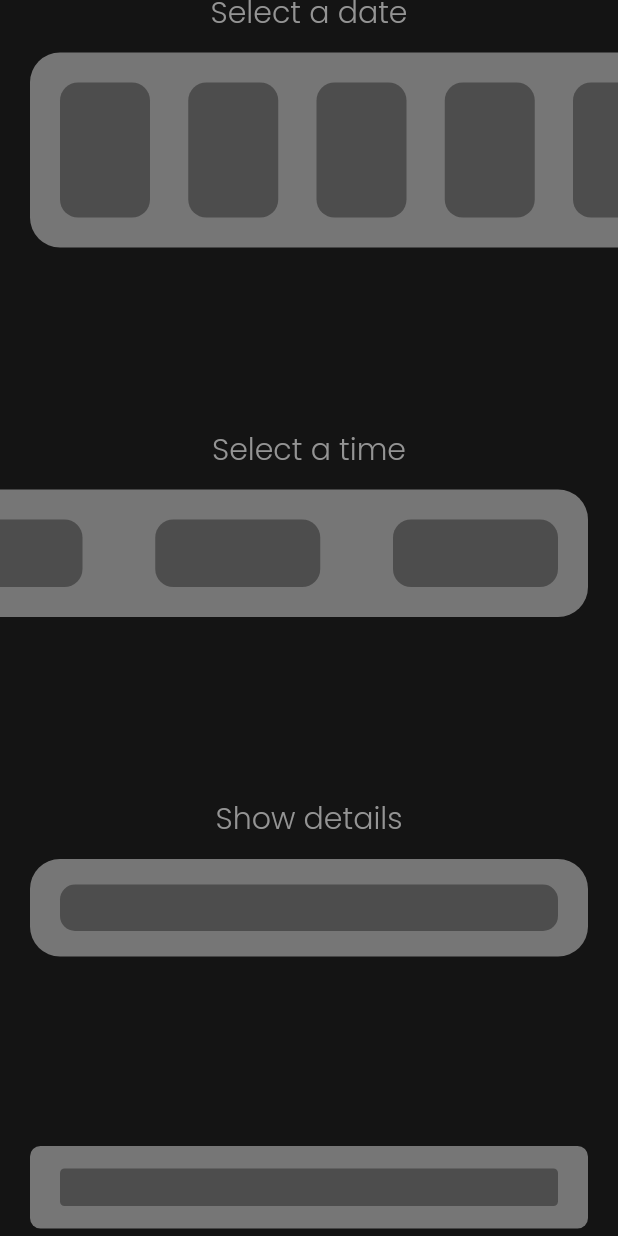
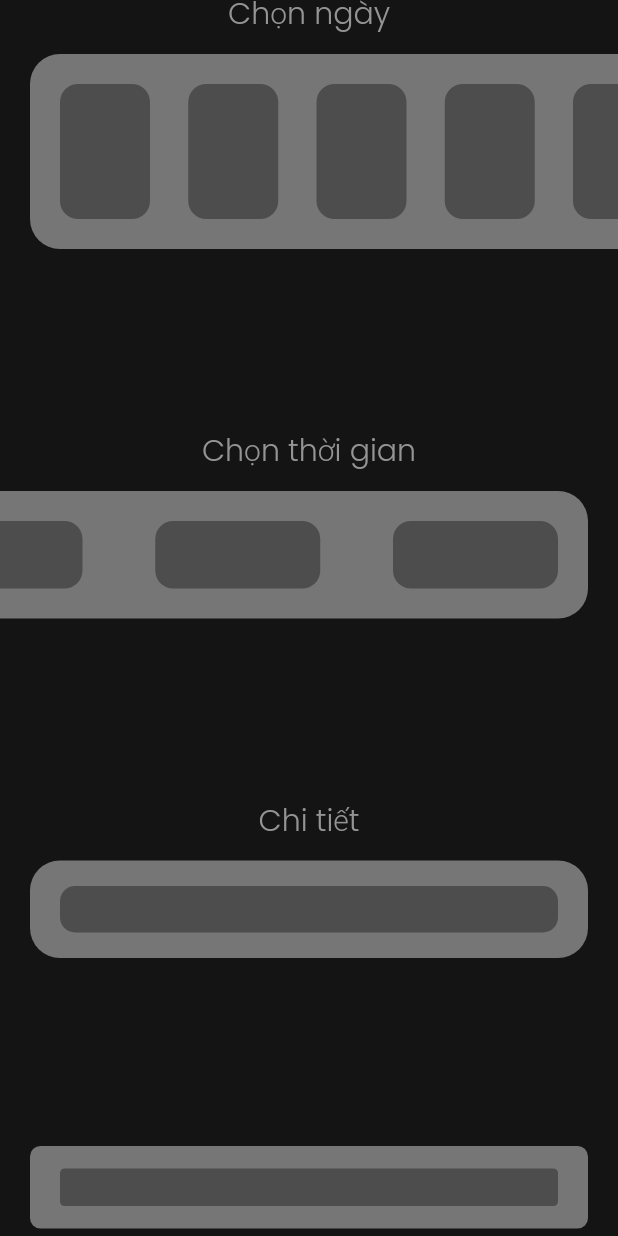
Before and after one commit to tranphuc269/movie_ticket_app, a Flutter app: the ShowsSkeletonLoader widget shown alone on an empty page, opened directly, on a phone screen of 412 x 824 dp. Run offline on Flutter 3.47's test engine with Material 2 defaults, Android fonts, the phone set to English and light mode, and no system bars; our stand-ins replace better_player, cached_network_image, carousel_slider, clock, dio, flutter_hooks and 8 more; accounts and stored records are empty; generated files the repository leaves out were written again; network calls fail.

Commit message:
add login

````diff
--- a/lib/services/networking/api_endpoint.dart
+++ b/lib/services/networking/api_endpoint.dart
@@ -20,7 +20,7 @@ class ApiEndpoint {
   /// ```
   static const baseUrl = String.fromEnvironment(
     'BASE_URL',
-    defaultValue: 'localhost:3000/api/v1',
+    defaultValue: 'https://182e-2402-800-61b1-2e57-7531-678d-8a22-9fd6.ap.ngrok.io/api/v1',
   );
 
   /// Returns the path for an authentication [endpoint].
--- a/lib/services/repositories/auth_repository.dart
+++ b/lib/services/repositories/auth_repository.dart
@@ -37,6 +37,7 @@ class AuthRepository {
       data: data,
       requiresAuthToken: false,
       converter: (response) {
+        print('response : ${response}');
         updateTokenCallback(response['body']['token'] as String);
         data['user_id'] = response['body']['user_id'];
         return UserModel.fromJson(data);
--- a/lib/views/screens/shows_screen.dart
+++ b/lib/views/screens/shows_screen.dart
@@ -84,7 +84,7 @@ class ShowsScreen extends HookConsumerWidget {
                     children: [
                       //Date Title
                       Text(
-                        'Select a date',
+                        'Chọn ngày',
                         style: context.headline5.copyWith(
                           height: 1,
                           color: Constants.textGreyColor,
@@ -113,7 +113,7 @@ class ShowsScreen extends HookConsumerWidget {
 
                       //Time Title
                       Text(
-                        'Select a time',
+                        'Chọn thời gian',
                         style: context.headline5.copyWith(
                           height: 1,
                           color: Constants.textGreyColor,
@@ -142,7 +142,7 @@ class ShowsScreen extends HookConsumerWidget {
 
                       //Seats details title
                       Text(
-                        'Show details',
+                        'Chi tiết',
                         style: context.headline5.copyWith(
                           height: 1,
                           color: Constants.textGreyColor,
@@ -173,7 +173,7 @@ class ShowsScreen extends HookConsumerWidget {
                               gradient: Constants.buttonGradientOrange,
                               child: const Center(
                                 child: Text(
-                                  'CONTINUE',
+                                  'Tiếp tục',
                                   style: TextStyle(
                                     color: Colors.white,
                                     fontSize: 15,
--- a/lib/views/skeletons/shows_skeleton_loader.dart
+++ b/lib/views/skeletons/shows_skeleton_loader.dart
@@ -18,7 +18,7 @@ class ShowsSkeletonLoader extends StatelessWidget {
       children: [
         //Date Title
         Text(
-          'Select a date',
+          'Chọn ngày',
           style: textTheme.headline5!.copyWith(
             height: 1,
             color: Constants.textGreyColor,
@@ -78,7 +78,7 @@ class ShowsSkeletonLoader extends StatelessWidget {
 
         //Time Title
         Text(
-          'Select a time',
+          'Chọn thời gian',
           style: textTheme.headline5!.copyWith(
             height: 1,
             color: Constants.textGreyColor,
@@ -138,7 +138,7 @@ class ShowsSkeletonLoader extends StatelessWidget {
 
         //Seats details title
         Text(
-          'Show details',
+          'Chi tiết',
           style: textTheme.headline5!.copyWith(
             height: 1,
             color: Constants.textGreyColor,
````
Also changed, not shown: lib/providers/auth_provider.dart (+9 -2 lines).
